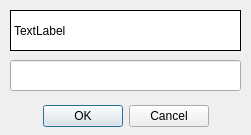
Above: dialogs/captchadialog.ui from jeyboy/palyo2 before the change. Below: the same form after it.
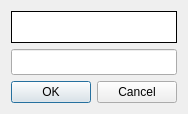
That is the form after the change.

```diff
--- a/dialogs/captchadialog.ui
+++ b/dialogs/captchadialog.ui
@@ -6,41 +6,16 @@
    <rect>
     <x>0</x>
     <y>0</y>
-    <width>251</width>
-    <height>135</height>
+    <width>174</width>
+    <height>114</height>
    </rect>
   </property>
   <property name="windowTitle">
    <string>Dialog</string>
   </property>
-  <widget class="QDialogButtonBox" name="buttonBox">
-   <property name="geometry">
-    <rect>
-     <x>10</x>
-     <y>100</y>
-     <width>231</width>
-     <height>32</height>
-    </rect>
-   </property>
-   <property name="orientation">
-    <enum>Qt::Horizontal</enum>
-   </property>
-   <property name="standardButtons">
-    <set>QDialogButtonBox::Cancel|QDialogButtonBox::Ok</set>
-   </property>
-   <property name="centerButtons">
-    <bool>true</bool>
-   </property>
-  </widget>
+  <layout class="QGridLayout" name="gridLayout">
+   <item row="0" column="0">
   <widget class="QLabel" name="captchaImg">
-   <property name="geometry">
-    <rect>
-     <x>10</x>
-     <y>10</y>
-     <width>231</width>
-     <height>41</height>
-    </rect>
-   </property>
    <property name="styleSheet">
     <string notr="true">QLabel {
 	border: 1px solid #000;
@@ -48,19 +23,34 @@
 }</string>
    </property>
    <property name="text">
-    <string>TextLabel</string>
-   </property>
-  </widget>
+      <string/>
+     </property>
+    </widget>
+   </item>
+   <item row="1" column="0">
   <widget class="QLineEdit" name="captchaText">
-   <property name="geometry">
-    <rect>
-     <x>10</x>
-     <y>60</y>
-     <width>231</width>
-     <height>31</height>
-    </rect>
-   </property>
-  </widget>
+     <property name="minimumSize">
+      <size>
+       <width>0</width>
+       <height>26</height>
+      </size>
+     </property>
+    </widget>
+   </item>
+   <item row="2" column="0">
+    <widget class="QDialogButtonBox" name="buttonBox">
+     <property name="orientation">
+      <enum>Qt::Horizontal</enum>
+     </property>
+     <property name="standardButtons">
+      <set>QDialogButtonBox::Cancel|QDialogButtonBox::Ok</set>
+     </property>
+     <property name="centerButtons">
+      <bool>true</bool>
+     </property>
+    </widget>
+   </item>
+  </layout>
  </widget>
  <resources/>
  <connections>
```
Left out of the diff: 2 changed lines with no effect on the pictures. Lines whose indentation alone changed are shown as unchanged.
